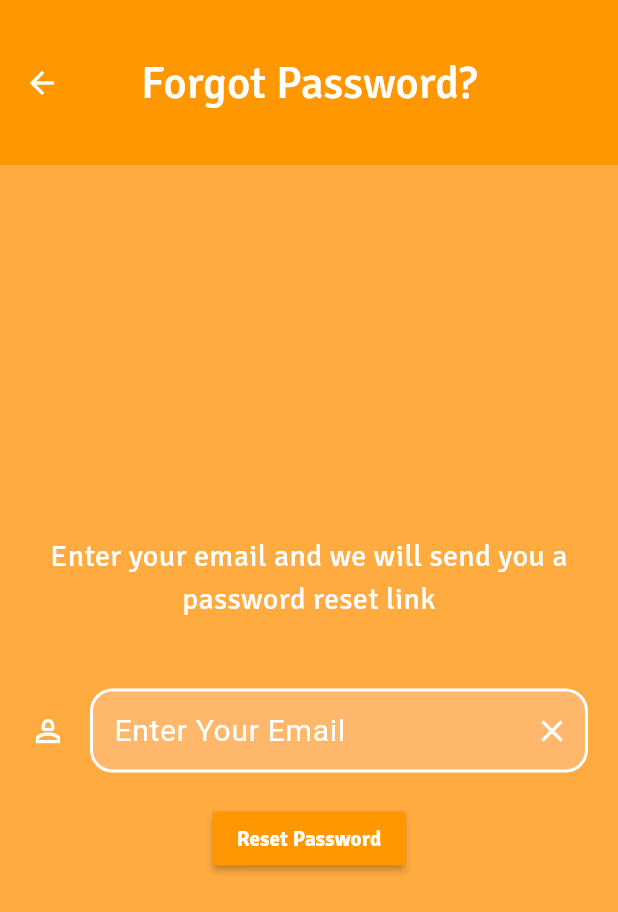
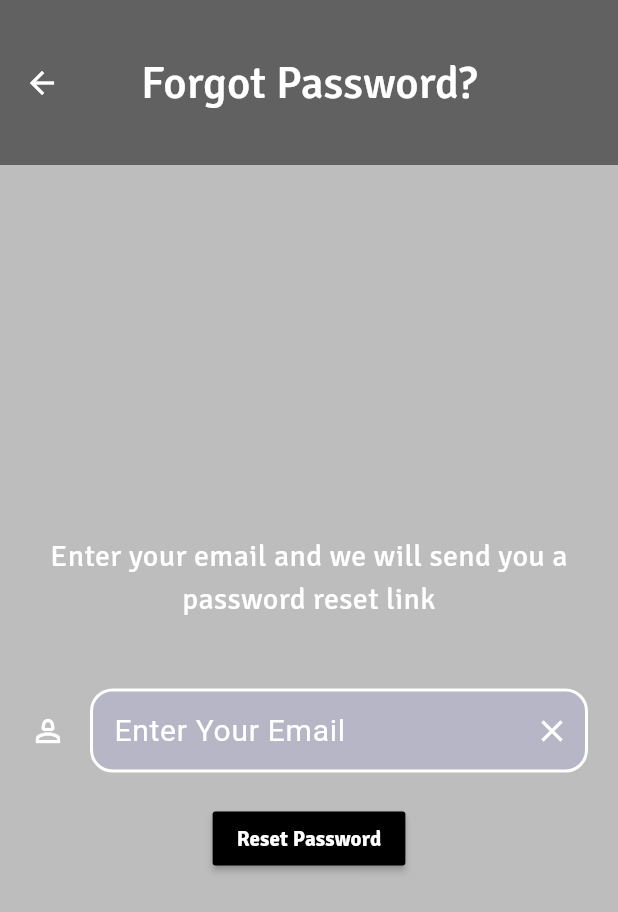
Before and after one commit to 52ndSymphony/CoinCare, a Flutter app: the screen it shows after launch, after a tap on "Forgot Password?", on a phone screen of 412 x 824 dp. Shown: the top 912 px of the screen. Run offline on Flutter 3.47's test engine with Material 3 defaults, Android fonts, the phone set to English and light mode, and no system bars; our stand-ins replace animated_splash_screen, cloud_firestore, firebase_analytics, firebase_auth, firebase_core, firebase_messaging and 4 more; accounts and stored records are empty.

Commit message:
Beautifying part 2.0

```diff
--- a/lib/button.dart
+++ b/lib/button.dart
@@ -16,11 +16,11 @@ class MyButton extends StatelessWidget {
         padding: EdgeInsets.all(20),
         margin: EdgeInsets.symmetric(horizontal: 100),
         decoration: BoxDecoration(
-            color:  Colors.orange,
+            color:  Colors.grey,
             borderRadius: BorderRadius.circular(20),
             boxShadow:[
               BoxShadow(
-                color: Colors.orange,
+                color: Colors.black,
                 spreadRadius: 1,
                 blurRadius: 10,
                 offset: Offset(4,4),
--- a/lib/forgot_password.dart
+++ b/lib/forgot_password.dart
@@ -28,7 +28,7 @@ class _ForgotPasswordPageState extends State<ForgotPasswordPage> {
             return AlertDialog(
               backgroundColor: Colors.white,
                 content: Text('Password reset link sent to your email. '
-                ,style: TextStyle(color: Colors.deepOrange,fontSize: 20,fontFamily: 'signika'),),
+                ,style: TextStyle(color: Colors.black,fontSize: 20,fontFamily: 'signika'),),
             );
 
           }
@@ -50,7 +50,7 @@ class _ForgotPasswordPageState extends State<ForgotPasswordPage> {
   }
   Widget build(BuildContext context) {
     return Scaffold(
-      backgroundColor: Colors.orangeAccent,
+      backgroundColor: Colors.grey[400],
       appBar: PreferredSize(
 
 
@@ -73,7 +73,7 @@ class _ForgotPasswordPageState extends State<ForgotPasswordPage> {
                 style: TextStyle(fontSize: 30,fontWeight: FontWeight.w500,color: Colors.white,fontFamily: 'signika')
             ),
             centerTitle: true,
-            backgroundColor: Colors.orange,
+            backgroundColor: Colors.grey[700],
           )
       ),
       body: Column(
@@ -141,7 +141,7 @@ class _ForgotPasswordPageState extends State<ForgotPasswordPage> {
                   style: TextStyle(fontSize: 20,color: Colors.white),
                 ),
                 filled: true,
-                fillColor: Color.fromARGB(200, 255, 187, 119),
+                fillColor: Color.fromARGB(200, 180, 180, 200),
                 suffixIcon: Visibility(
                   visible: crossVisible1,
                   child: IconButton(
@@ -157,7 +157,7 @@ class _ForgotPasswordPageState extends State<ForgotPasswordPage> {
           MaterialButton(
               onPressed: passwordReset,
               child:Text('Reset Password',style: TextStyle(color: Colors.white,fontFamily: 'signika',fontWeight: FontWeight.bold)),
-              color: Colors.orange,
+              color: Colors.black,
           ),
 
         ],
--- a/lib/loginPage.dart
+++ b/lib/loginPage.dart
@@ -64,7 +64,7 @@ class _LoginPageState extends State<LoginPage> {
       body: Container(
         decoration: BoxDecoration(
             image: DecorationImage(
-            image: AssetImage('assets/logi.jpg'),
+              image: AssetImage('assets/login.jpg'),
               fit: BoxFit.cover,
             )
         ),
@@ -81,7 +81,7 @@ class _LoginPageState extends State<LoginPage> {
                   Text(
                     'Welcome Back!',
                     style: TextStyle(
-                          color: Colors.white,
+                      color: Colors.black,
                       fontWeight: FontWeight.bold,
                       fontSize: 36,fontFamily: 'signika',
                     ),
@@ -92,7 +92,7 @@ class _LoginPageState extends State<LoginPage> {
                   TextFormField(
 
                     controller: emailcontroller,
-                    cursorColor: Colors.white,
+                    cursorColor: Colors.black,
                     onTap: () {
                       setState(() {
                         crossVisible1 = true;
@@ -113,7 +113,7 @@ class _LoginPageState extends State<LoginPage> {
 
 
                     validator: (value) {
-                      TextStyle(color: Colors.white);
+                      TextStyle(color: Colors.black);
                       if (value!.trim().isEmpty) {
                         return 'Please enter your email !';
                       } else
@@ -121,29 +121,29 @@ class _LoginPageState extends State<LoginPage> {
                     },
                     autovalidateMode: AutovalidateMode.onUserInteraction,
                     decoration: InputDecoration(
-                      icon: Icon(Icons.person_2_outlined,color: Colors.white),
+                      icon: Icon(Icons.person_2_outlined,color: Colors.black),
                       // hintText: "Enter Email",
 
                       enabledBorder:  OutlineInputBorder(
                         borderRadius:  BorderRadius.circular(15.0),
-                        borderSide:  BorderSide(color: Colors.white,width: 2
+                        borderSide:  BorderSide(color: Colors.black,width: 2
                         ),
 
                       ),
                       focusedBorder: UnderlineInputBorder(
-                        borderSide: BorderSide(color: Colors.white,width: 2),
+                        borderSide: BorderSide(color: Colors.black,width: 2),
                       ),
-                      errorStyle:TextStyle(color: Colors.white),
+                      errorStyle:TextStyle(color: Colors.black),
                       label: Text(
                         'Enter Username/Email',
-                        style: TextStyle(fontSize: 20,color: Colors.white),
+                        style: TextStyle(fontSize: 20,color: Colors.black),
                       ),
                       filled: true,
-                      fillColor: Color.fromARGB(200, 255, 187, 119),
+                      fillColor: Color.fromARGB(200, 180, 180, 200),
                       suffixIcon: Visibility(
                         visible: crossVisible1,
                         child: IconButton(
-                          icon: Icon(Icons.clear,color: Colors.white),
+                          icon: Icon(Icons.clear,color: Colors.black),
                           onPressed: () {
                             emailcontroller.clear();
                           },
@@ -183,28 +183,28 @@ class _LoginPageState extends State<LoginPage> {
                     },
                     autovalidateMode: AutovalidateMode.onUserInteraction,
                     decoration: InputDecoration(
-                      icon: Icon(Icons.key_outlined,color: Colors.white,),
+                      icon: Icon(Icons.key_outlined,color: Colors.black,),
                       // hintText: "Enter Email",
                       enabledBorder:  OutlineInputBorder(
                         borderRadius:  BorderRadius.circular(15.0),
-                        borderSide:  BorderSide(color: Colors.white,width: 2
+                        borderSide:  BorderSide(color: Colors.black,width: 2
                         ),
 
                       ),
                       focusedBorder: UnderlineInputBorder(
                         borderSide: BorderSide(color: Colors.orange,width: 2),
                       ),
-                      errorStyle:TextStyle(color: Colors.white),
+                      errorStyle:TextStyle(color: Colors.black),
                       label: Text(
                         'Password',
-                        style: TextStyle(fontSize: 20,color: Colors.white),
+                        style: TextStyle(fontSize: 20,color: Colors.black),
                       ),
                       filled: true,
-                      fillColor: Color.fromARGB(200, 255, 187, 119),
+                      fillColor: Color.fromARGB(200, 180, 180, 200),
                       suffixIcon: Visibility(
                         visible: crossVisible2,
                         child: IconButton(
-                          icon: Icon(Icons.clear,color: Colors.white),
+                          icon: Icon(Icons.clear,color: Colors.black),
                           onPressed: () {
                             passwordcontroller.clear();
                           },
@@ -233,7 +233,7 @@ class _LoginPageState extends State<LoginPage> {
                             'Forgot Password?',
                             style: TextStyle(
                                 fontWeight: FontWeight.bold,
-                                  color: Colors.white,
+                                color: Colors.black,
                                 fontFamily: 'signika'
 
                             ),
@@ -259,7 +259,7 @@ class _LoginPageState extends State<LoginPage> {
                       Text(
                         'Don\'t have an account?',
                         style: TextStyle(
-                            color: Colors.white,
+                          color: Colors.black,
                           fontFamily: 'signika',
                           fontWeight: FontWeight.bold,
                         ),
@@ -270,7 +270,7 @@ class _LoginPageState extends State<LoginPage> {
                         child: Text(
                           'Register now',
                           style: TextStyle(
-                              color: Colors.white,
+                            color: Colors.red,
                             fontWeight: FontWeight.bold,
                             fontFamily: 'signika',
                           ),
--- a/lib/profile/my_list.dart
+++ b/lib/profile/my_list.dart
@@ -27,10 +27,10 @@ class MylistTile extends StatelessWidget {
             mainAxisAlignment: MainAxisAlignment.spaceBetween,
             children: [
               Text(sectionName),
-              IconButton(onPressed:(){},icon:Icon(Icons.settings)),
+              //IconButton(onPressed:(){},icon:Icon(Icons.settings)),
             ],
           ),
-          Text(text,style: TextStyle(color: Colors.black,fontWeight: FontWeight.bold),)
+          Text(text,style: TextStyle(color: Colors.black,fontSize:30.0,fontWeight: FontWeight.bold),)
 
         ],
       ),
```
Also changed, not shown: lib/Transaction.dart (+15 -3 lines), lib/profile/profile_page.dart (+63 -26 lines), lib/signUp.dart (+18 -18 lines), assets/login.jpg (added), assets/login1.jpg (added). Lines whose indentation alone changed are shown as unchanged.
